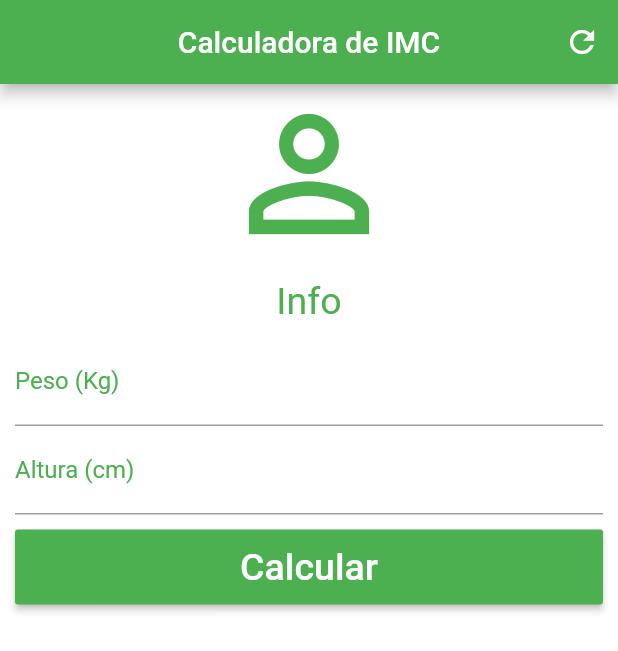
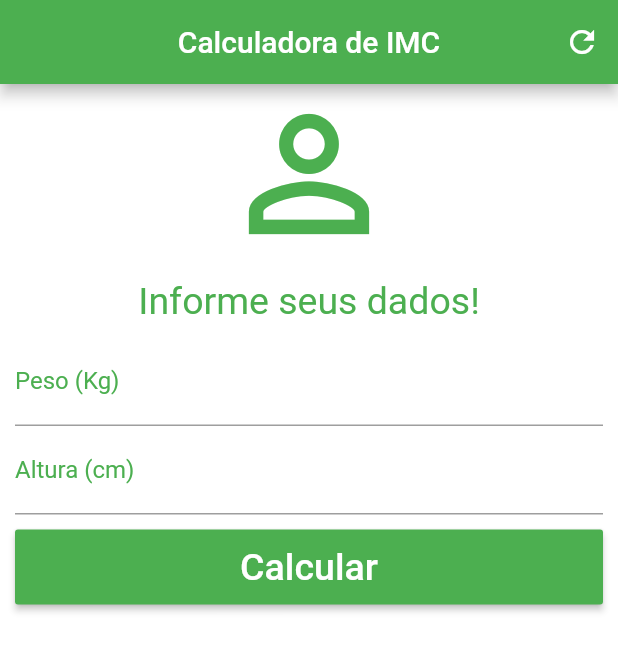
Before and after one commit to leandrorj/calculo-imc, a Flutter app: the screen it shows after launch, after a tap on "Calcular", on a phone screen of 412 x 824 dp. Shown: the top 651 px of the screen. Run offline on Flutter 3.47's test engine with Material 2 defaults, Android fonts, the phone set to English and light mode, and no system bars.

Commit message:
criacao dos controller e metodo de calcular IMC e resetar dados

```diff
--- a/lib/main.dart
+++ b/lib/main.dart
@@ -3,6 +3,7 @@ import 'package:flutter/material.dart';
 void main() {
   runApp(MaterialApp(
     home: Home(),
+    debugShowCheckedModeBanner: false,
   ));
 }
 
@@ -12,6 +13,40 @@ class Home extends StatefulWidget {
 }
 
 class _HomeState extends State<Home> {
+
+  String _textInfo = "Informe seus dados!";
+
+  TextEditingController weightController = TextEditingController();
+  TextEditingController heightController = TextEditingController();
+
+  void _resetFields(){
+    weightController.text = "";
+    heightController.text = "";
+    _textInfo = "Informe seus dados!";
+  }
+
+  void _calculate(){
+    setState(() {
+      double peso = double.parse(weightController.text);
+      double altura = double.parse(heightController.text) / 100;
+      double imc = peso / (altura * altura);
+
+      if(imc < 16.6){
+        _textInfo = "Abaixo do Peso (${imc.toStringAsPrecision(4)})";
+      } else if (imc >= 18.6 && imc < 24.9){
+        _textInfo = "Peso ideal (${imc.toStringAsPrecision(4)})";
+      } else if (imc >= 24.9 && imc < 29.9){
+        _textInfo = "Levemente acima do peso (${imc.toStringAsPrecision(4)})";
+      } else if (imc >= 29.9 && imc < 34.9){
+        _textInfo = "Obesidade Grau I (${imc.toStringAsPrecision(4)})";
+      } else if (imc >= 34.9 && imc < 39.9){
+        _textInfo = "Obesidade Grau II (${imc.toStringAsPrecision(4)})";
+      } else if (imc >= 40){
+        _textInfo = "Obesidade Grau III (${imc.toStringAsPrecision(4)})";
+      }
+    });
+  }
+
   @override
   Widget build(BuildContext context) {
     return Scaffold(
@@ -22,7 +57,9 @@ class _HomeState extends State<Home> {
         actions: <Widget>[
           IconButton(
             icon: Icon(Icons.refresh),
-            onPressed: () {},
+            onPressed: () {
+              _resetFields();
+            },
           )
         ],
       ),
@@ -35,9 +72,10 @@ class _HomeState extends State<Home> {
           children: <Widget>[
             Icon(Icons.person_outline, size: 120.0, color: Colors.green),
             Padding(
-              padding: EdgeInsets.only(left: 0.0, top: 10.0, right: 0.0, bottom: 10.0),
+              padding: EdgeInsets.only(
+                  left: 0.0, top: 10.0, right: 0.0, bottom: 10.0),
               child: Text(
-                "Info",
+                _textInfo,
                 textAlign: TextAlign.center,
                 style: TextStyle(color: Colors.green, fontSize: 25.0),
               ),
@@ -47,18 +85,21 @@ class _HomeState extends State<Home> {
               decoration: InputDecoration(
                   labelText: "Peso (Kg)",
                   labelStyle: TextStyle(color: Colors.green)),
+              controller: weightController,
             ),
             TextField(
               keyboardType: TextInputType.number,
               decoration: InputDecoration(
                   labelText: "Altura (cm)",
                   labelStyle: TextStyle(color: Colors.green)),
+              controller: heightController,
             ),
             Container(
-              padding: EdgeInsets.only(left: 0.0, top: 10.0, right: 0.0, bottom: 0.0),
+              padding: EdgeInsets.only(
+                  left: 0.0, top: 10.0, right: 0.0, bottom: 0.0),
               height: 60.0,
               child: RaisedButton(
-                onPressed: () {},
+                onPressed: _calculate,
                 child: Text(
                   "Calcular",
                   style: TextStyle(color: Colors.white, fontSize: 25.0),
```
